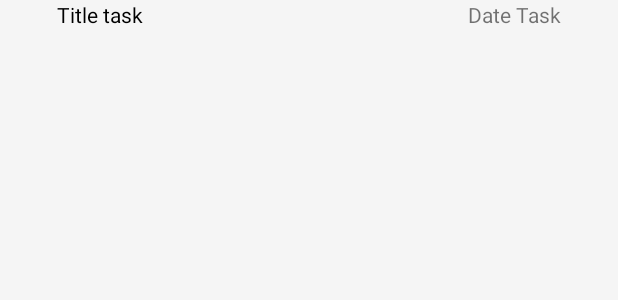
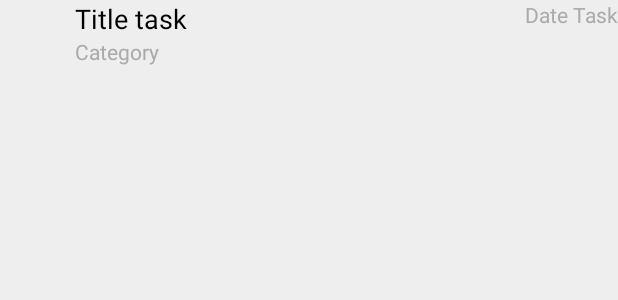
Before and after one commit to SWFBD/JABSA, an Android app: the layout list_item_tarea.xml on its own in the app's theme, with its tools: preview values and no code run, on a phone screen of 412 x 824 dp. Shown: the top 300 px of the screen. Run offline under Robolectric (Android 15) with nearby library versions, the phone set to English and light mode, and no system bars.

Commit message:
cambio 09/04/2023 18.13

```diff
--- a/app/src/main/res/layout/list_item_tarea.xml
+++ b/app/src/main/res/layout/list_item_tarea.xml
@@ -1,54 +1,61 @@
-<?xml version="1.0" encoding="utf-8"?>
-<androidx.constraintlayout.widget.ConstraintLayout
+<androidx.constraintlayout.widget.ConstraintLayout android:id="@+id/linearLayout"
+    android:layout_width="match_parent"
+    android:layout_height="wrap_content"
     xmlns:android="http://schemas.android.com/apk/res/android"
-    xmlns:app="http://schemas.android.com/apk/res-auto"
-    xmlns:tools="http://schemas.android.com/tools"
-    android:id="@+id/linearLayout"
-    android:layout_width="match_parent"
-    android:layout_height="wrap_content">
+    xmlns:app="http://schemas.android.com/apk/res-auto">
+
+    <ImageView
+        android:id="@+id/task_icon"
+        android:layout_width="50dp"
+        android:layout_height="50dp"
+        app:layout_constraintStart_toStartOf="parent"
+        app:layout_constraintTop_toTopOf="parent"
+        app:layout_constraintBottom_toBottomOf="parent"
+        app:layout_constraintVertical_bias="0.5"/>
 
     <TextView
         android:id="@+id/task_title"
-        android:layout_width="150dp"
-        android:layout_height="0dp"
+        android:layout_width="wrap_content"
+        android:layout_height="wrap_content"
         android:text="Title task"
         android:textColor="@android:color/black"
-        app:layout_constraintBottom_toBottomOf="parent"
-        app:layout_constraintStart_toEndOf="@+id/task_solved"
-        app:layout_constraintTop_toTopOf="parent"
-        app:layout_constraintVertical_bias="0.0"
-        tools:ignore="MissingConstraints" />
+        android:textSize="18sp"
+        app:layout_constraintStart_toEndOf="@+id/task_icon"
+        app:layout_constraintTop_toTopOf="@+id/task_icon"
+        app:layout_constraintBottom_toTopOf="@+id/task_category"
+        app:layout_constraintVertical_bias="0.2" />
 
     <TextView
         android:id="@+id/task_category"
-        android:layout_width="100dp"
-        android:layout_height="0dp"
-        android:text=""
-        android:textColor="@android:color/black"
-        app:layout_constraintBottom_toBottomOf="parent"
-        app:layout_constraintEnd_toStartOf="@+id/date_task"
-        app:layout_constraintStart_toEndOf="@+id/task_title"
-        app:layout_constraintTop_toTopOf="parent"
-        app:layout_constraintVertical_bias="0.0"
-        tools:ignore="MissingConstraints" />
+        android:layout_width="wrap_content"
+        android:layout_height="wrap_content"
+        android:text="Category"
+        android:textColor="@android:color/darker_gray"
+        android:textSize="14sp"
+        app:layout_constraintStart_toEndOf="@+id/task_icon"
+        app:layout_constraintTop_toBottomOf="@+id/task_title"
+        app:layout_constraintBottom_toBottomOf="@+id/task_title"
+        app:layout_constraintVertical_bias="0.8" />
 
     <TextView
         android:id="@+id/date_task"
-        android:layout_width="100dp"
-        android:layout_height="25dp"
+        android:layout_width="wrap_content"
+        android:layout_height="wrap_content"
         android:text="Date Task"
-        app:layout_constraintBottom_toBottomOf="parent"
+        android:textColor="@android:color/darker_gray"
+        android:textSize="14sp"
         app:layout_constraintEnd_toEndOf="parent"
-        app:layout_constraintTop_toTopOf="parent"
-        app:layout_constraintVertical_bias="0.0" />
+        app:layout_constraintTop_toTopOf="@+id/task_icon"
+        app:layout_constraintBottom_toTopOf="@+id/task_solved"
+        app:layout_constraintVertical_bias="0.2"/>
 
     <ImageView
         android:id="@+id/task_solved"
         android:layout_width="38dp"
         android:layout_height="25dp"
-        app:layout_constraintBottom_toBottomOf="parent"
-        app:layout_constraintStart_toStartOf="parent"
-        app:layout_constraintTop_toTopOf="parent"
-        app:layout_constraintVertical_bias="0.0" />
+        app:layout_constraintEnd_toEndOf="parent"
+        app:layout_constraintTop_toBottomOf="@+id/date_task"
+        app:layout_constraintBottom_toBottomOf="@+id/date_task"
+        app:layout_constraintVertical_bias="0.5"/>
 
 </androidx.constraintlayout.widget.ConstraintLayout>
--- a/app/src/main/res/values/colors.xml
+++ b/app/src/main/res/values/colors.xml
@@ -1,13 +1,6 @@
 <?xml version="1.0" encoding="utf-8"?>
+<!--
 <resources>
-<!--    <color name="purple_200">#FFBB86FC</color>
-    <color name="purple_500">#FF6200EE</color>
-    <color name="purple_700">#FF3700B3</color>
-    <color name="teal_200">#FF03DAC5</color>
-    <color name="teal_700">#FF018786</color>
-    <color name="black">#FF000000</color>
-    <color name="white">#FFFFFFFF</color>-->
-
     <color name="color_primary">#03A9F4</color>
     <color name="color_primary_dark">#0288D1</color>
     <color name="color_secondary">#F44336</color>
@@ -15,4 +8,13 @@
     <color name="color_background">#F5F5F5</color>
     <color name="color_text_primary">#212121</color>
     <color name="color_text_secondary">#757575</color>
+</resources>-->
+<resources>
+    <color name="color_primary">#4CAF50</color>
+    <color name="color_primary_dark">#388E3C</color>
+    <color name="color_secondary">#FFC107</color>
+    <color name="color_secondary_dark">#FFA000</color>
+    <color name="color_background">#EEEEEE</color>
+    <color name="color_text_primary">#212121</color>
+    <color name="color_text_secondary">#757575</color>
 </resources>
```
